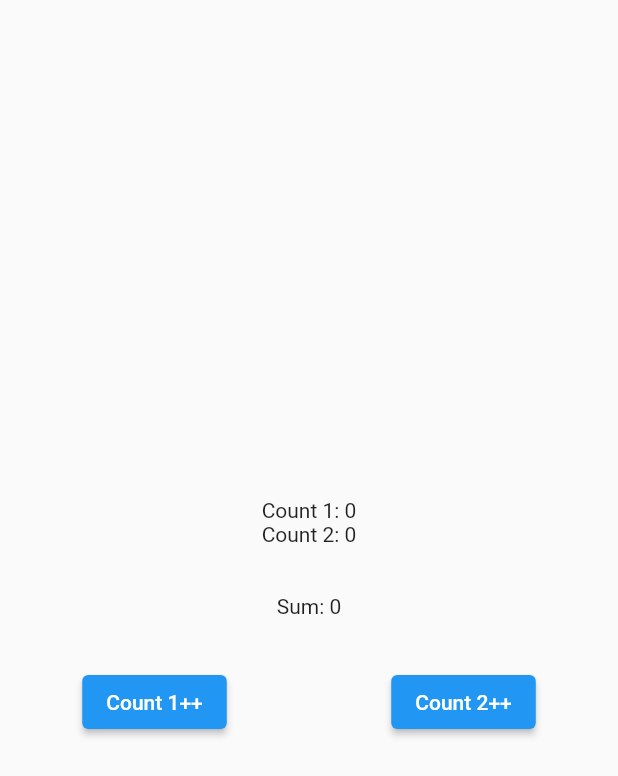
After one commit to ankanSikdar/flutter-getx-state-management-example, a Flutter app: the Second screen opened directly, after a tap on "GoTo Third Screen", on a phone screen of 412 x 824 dp. The commit adds this screen. Shown: the top 776 px of the screen. Run offline on Flutter 3.47's test engine with Material 2 defaults, Android fonts, the phone set to English and light mode, and no system bars; our stand-ins replace get.

Commit message:
Implemented SumController

```diff
--- a/lib/controllers/sumController.dart
+++ b/lib/controllers/sumController.dart
@@ -0,0 +1,39 @@
+import 'package:get/get.dart';
+
+class SumController extends GetxController {
+  final count1 = 0.obs;
+  final count2 = 0.obs;
+
+  void incrementCount1() {
+    count1.value++;
+  }
+
+  void incrementCount2() {
+    count2.value++;
+  }
+
+  int get sum => count1.value + count2.value;
+
+  @override
+  void onInit() {
+    super.onInit();
+    ever(
+      count1,
+      (_) => print('Count 1 has changed'),
+    );
+    once(
+      count1,
+      (_) => print('First Time Count 1 has changed'),
+    );
+    debounce(
+      count1,
+      (_) => print('Count 1 hasn\'t changed for 1 sec'),
+      time: Duration(seconds: 1),
+    );
+    interval(
+      count1,
+      (_) => print('Every one second count 1 is changed'),
+      time: Duration(seconds: 1),
+    );
+  }
+}
--- a/lib/screens/second.dart
+++ b/lib/screens/second.dart
@@ -2,6 +2,7 @@ import 'package:flutter/material.dart';
 import 'package:get/get.dart';
 import 'package:state_management/controllers/countController.dart';
 import 'package:state_management/controllers/userController.dart';
+import 'package:state_management/screens/third.dart';
 
 class Second extends StatelessWidget {
   const Second({Key? key}) : super(key: key);
@@ -35,6 +36,12 @@ class Second extends StatelessWidget {
             builder: (controller) =>
                 Text('Count: ${controller.user.value.count}'),
           ),
+          ElevatedButton(
+            onPressed: () {
+              Get.to(() => Third());
+            },
+            child: Text('GoTo Third Screen'),
+          ),
         ],
       ),
       floatingActionButton: FloatingActionButton(
--- /dev/null
+++ b/lib/screens/third.dart
@@ -0,0 +1,49 @@
+import 'package:flutter/material.dart';
+import 'package:get/get.dart';
+import 'package:state_management/controllers/sumController.dart';
+
+class Third extends StatelessWidget {
+  const Third({Key? key}) : super(key: key);
+
+  @override
+  Widget build(BuildContext context) {
+    final sumController = Get.put(SumController());
+
+    return Scaffold(
+      body: Column(
+        mainAxisAlignment: MainAxisAlignment.center,
+        children: [
+          Container(width: double.infinity),
+          Obx(
+            () => Text('Count 1: ${sumController.count1.value}'),
+          ),
+          Obx(
+            () => Text('Count 2: ${sumController.count2.value}'),
+          ),
+          SizedBox(height: 32.0),
+          Obx(
+            () => Text('Sum: ${sumController.sum}'),
+          ),
+          SizedBox(height: 32.0),
+          Row(
+            mainAxisAlignment: MainAxisAlignment.spaceAround,
+            children: [
+              ElevatedButton(
+                onPressed: () {
+                  sumController.incrementCount1();
+                },
+                child: Text('Count 1++'),
+              ),
+              ElevatedButton(
+                onPressed: () {
+                  sumController.incrementCount2();
+                },
+                child: Text('Count 2++'),
+              ),
+            ],
+          )
+        ],
+      ),
+    );
+  }
+}
```
